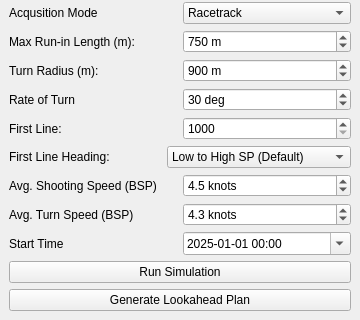
Above: obn_planner_dockwidget_base.ui from aldien03/OBN_Source_Planner_QGIS_Plugin before the change; both pictures show x 0 to 360 and y 445 to 765 of the 360 by 765 pixel window. Below: the same form after it.
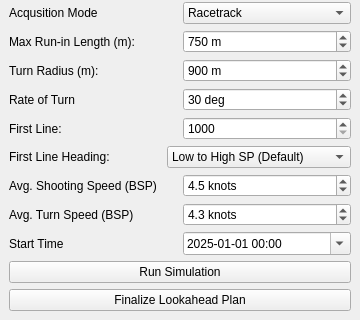
That is the form after the change.

What changed in the file:
```diff
--- a/obn_planner_dockwidget_base.ui
+++ b/obn_planner_dockwidget_base.ui
@@ -447,7 +447,7 @@
     <item>
      <widget class="QPushButton" name="generatePlanButton">
       <property name="text">
-       <string>Generate Lookahead Plan</string>
+       <string>Finalize Lookahead Plan</string>
       </property>
      </widget>
     </item>
```
Left out of the diff: 2 changed lines with no effect on the pictures.
